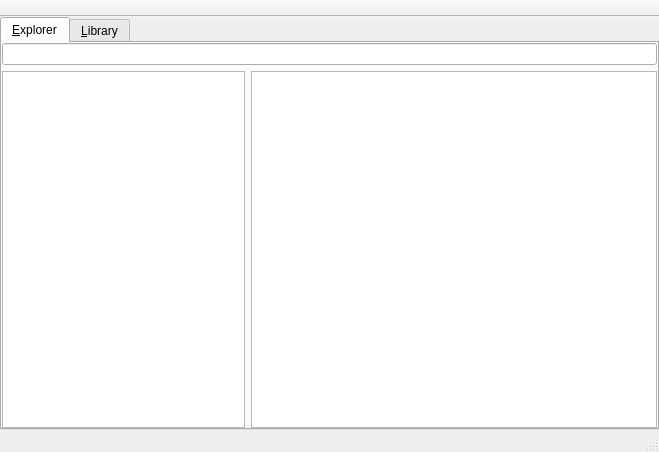
First picture: the form in mainwindow.ui, repository theme/MangaLib, before the edit.
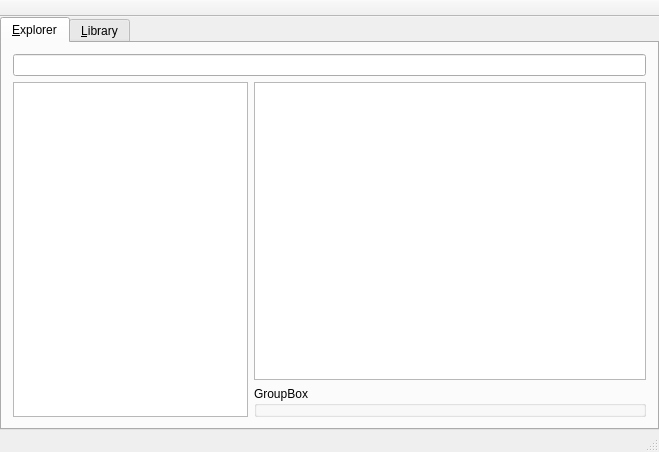
Second picture: the form after the edit. The open tabs and pages were chosen to show the change. Icons and pictures are not drawn.

Commit message: add Ctrl+L focus pathEdit shortcut.

```diff
--- a/mainwindow.ui
+++ b/mainwindow.ui
@@ -18,7 +18,7 @@
     <normaloff>:/icons/icon.svg</normaloff>:/icons/icon.svg</iconset>
   </property>
   <widget class="QWidget" name="centralWidget">
-   <layout class="QVBoxLayout" name="verticalLayout">
+   <layout class="QGridLayout" name="gridLayout">
     <property name="leftMargin">
      <number>0</number>
     </property>
@@ -31,7 +31,7 @@
     <property name="bottomMargin">
      <number>0</number>
     </property>
-    <item>
+    <item row="0" column="0">
      <widget class="QTabWidget" name="topTabWidget">
       <property name="currentIndex">
        <number>1</number>
@@ -41,31 +41,31 @@
         <string>&amp;Explorer</string>
        </attribute>
        <layout class="QGridLayout" name="gridLayout_2">
-        <property name="leftMargin">
-         <number>0</number>
-        </property>
-        <property name="topMargin">
-         <number>0</number>
-        </property>
-        <property name="rightMargin">
-         <number>0</number>
-        </property>
-        <property name="bottomMargin">
-         <number>0</number>
-        </property>
         <item row="0" column="0">
-         <widget class="QLineEdit" name="pathEdit"/>
-        </item>
-        <item row="1" column="0">
-         <layout class="QHBoxLayout" name="horizontalLayout" stretch="3,5">
-          <property name="spacing">
-           <number>6</number>
-          </property>
+         <layout class="QVBoxLayout" name="verticalLayout_3">
           <item>
-           <widget class="QTreeView" name="dirView"/>
+           <widget class="QLineEdit" name="pathEdit"/>
           </item>
           <item>
-           <widget class="QListView" name="filesView"/>
+           <layout class="QHBoxLayout" name="horizontalLayout" stretch="3,5">
+            <item>
+             <widget class="QTreeView" name="dirView"/>
+            </item>
+            <item>
+             <layout class="QVBoxLayout" name="verticalLayout_2">
+              <item>
+               <widget class="QListView" name="filesView"/>
+              </item>
+              <item>
+               <widget class="QGroupBox" name="groupBox">
+                <property name="title">
+                 <string>GroupBox</string>
+                </property>
+               </widget>
+              </item>
+             </layout>
+            </item>
+           </layout>
           </item>
          </layout>
         </item>
```
Left out of the diff: 4 changed lines with no effect on the pictures. The commit also changes 2 other files.
